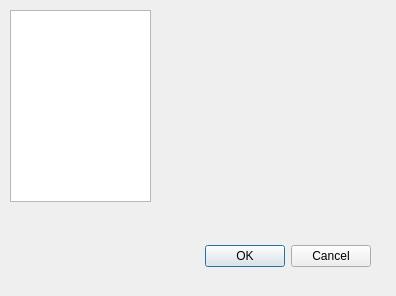
This is ui/modeltree.ui in zhangjiankun/kndRobotSim as Qt 5 draws it before an edit. The edited form follows.
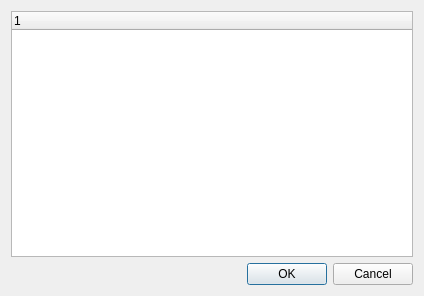
This is the edited form.

Patch:
```diff
--- a/ui/modeltree.ui
+++ b/ui/modeltree.ui
@@ -6,22 +6,31 @@
    <rect>
     <x>0</x>
     <y>0</y>
-    <width>396</width>
+    <width>424</width>
     <height>296</height>
    </rect>
   </property>
+  <property name="minimumSize">
+   <size>
+    <width>50</width>
+    <height>50</height>
+   </size>
+  </property>
   <property name="windowTitle">
    <string>Dialog</string>
   </property>
+  <layout class="QVBoxLayout" name="verticalLayout">
+   <item>
+    <widget class="QTreeWidget" name="treeWidget">
+     <column>
+      <property name="text">
+       <string notr="true">1</string>
+      </property>
+     </column>
+    </widget>
+   </item>
+   <item>
   <widget class="QDialogButtonBox" name="buttonBox">
-   <property name="geometry">
-    <rect>
-     <x>30</x>
-     <y>240</y>
-     <width>341</width>
-     <height>32</height>
-    </rect>
-   </property>
    <property name="orientation">
     <enum>Qt::Horizontal</enum>
    </property>
@@ -29,16 +38,8 @@
     <set>QDialogButtonBox::Cancel|QDialogButtonBox::Ok</set>
    </property>
   </widget>
-  <widget class="QTreeView" name="treeView">
-   <property name="geometry">
-    <rect>
-     <x>10</x>
-     <y>10</y>
-     <width>141</width>
-     <height>192</height>
-    </rect>
-   </property>
-  </widget>
+   </item>
+  </layout>
  </widget>
  <resources/>
  <connections>
```
Lines whose indentation alone changed are shown as unchanged.
